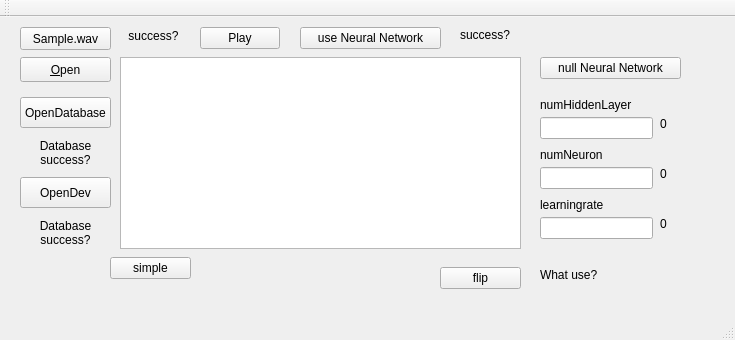
bycym/chordRecognition, file src/mainwindow.ui: the form before one commit.
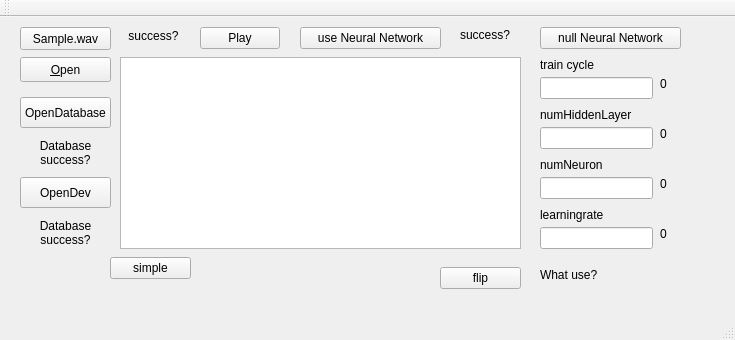
The form after the commit.

```diff
--- a/src/mainwindow.ui
+++ b/src/mainwindow.ui
@@ -153,7 +153,7 @@
     <property name="geometry">
      <rect>
       <x>540</x>
-      <y>200</y>
+      <y>210</y>
       <width>113</width>
       <height>22</height>
      </rect>
@@ -163,7 +163,7 @@
     <property name="geometry">
      <rect>
       <x>540</x>
-      <y>150</y>
+      <y>160</y>
       <width>113</width>
       <height>22</height>
      </rect>
@@ -173,7 +173,7 @@
     <property name="geometry">
      <rect>
       <x>540</x>
-      <y>180</y>
+      <y>190</y>
       <width>111</width>
       <height>16</height>
      </rect>
@@ -186,7 +186,7 @@
     <property name="geometry">
      <rect>
       <x>540</x>
-      <y>80</y>
+      <y>90</y>
       <width>111</width>
       <height>16</height>
      </rect>
@@ -199,7 +199,7 @@
     <property name="geometry">
      <rect>
       <x>540</x>
-      <y>130</y>
+      <y>140</y>
       <width>111</width>
       <height>16</height>
      </rect>
@@ -212,7 +212,7 @@
     <property name="geometry">
      <rect>
       <x>540</x>
-      <y>100</y>
+      <y>110</y>
       <width>113</width>
       <height>22</height>
      </rect>
@@ -228,7 +228,7 @@
     <property name="geometry">
      <rect>
       <x>660</x>
-      <y>100</y>
+      <y>110</y>
       <width>59</width>
       <height>14</height>
      </rect>
@@ -241,7 +241,7 @@
     <property name="geometry">
      <rect>
       <x>660</x>
-      <y>150</y>
+      <y>160</y>
       <width>59</width>
       <height>14</height>
      </rect>
@@ -254,7 +254,7 @@
     <property name="geometry">
      <rect>
       <x>660</x>
-      <y>200</y>
+      <y>210</y>
       <width>59</width>
       <height>14</height>
      </rect>
@@ -267,7 +267,7 @@
     <property name="geometry">
      <rect>
       <x>540</x>
-      <y>40</y>
+      <y>10</y>
       <width>141</width>
       <height>22</height>
      </rect>
@@ -359,6 +359,48 @@
      <string>flip</string>
     </property>
    </widget>
+   <widget class="QLabel" name="trainCycle_label">
+    <property name="geometry">
+     <rect>
+      <x>660</x>
+      <y>60</y>
+      <width>59</width>
+      <height>14</height>
+     </rect>
+    </property>
+    <property name="text">
+     <string>0</string>
+    </property>
+   </widget>
+   <widget class="QLabel" name="label_6">
+    <property name="geometry">
+     <rect>
+      <x>540</x>
+      <y>40</y>
+      <width>111</width>
+      <height>16</height>
+     </rect>
+    </property>
+    <property name="text">
+     <string>train cycle</string>
+    </property>
+   </widget>
+   <widget class="QLineEdit" name="trainCycle_lineEdit">
+    <property name="geometry">
+     <rect>
+      <x>540</x>
+      <y>60</y>
+      <width>113</width>
+      <height>22</height>
+     </rect>
+    </property>
+    <property name="sizePolicy">
+     <sizepolicy hsizetype="Expanding" vsizetype="Preferred">
+      <horstretch>0</horstretch>
+      <verstretch>0</verstretch>
+     </sizepolicy>
+    </property>
+   </widget>
   </widget>
   <widget class="QMenuBar" name="menuBar">
    <property name="geometry">
```
